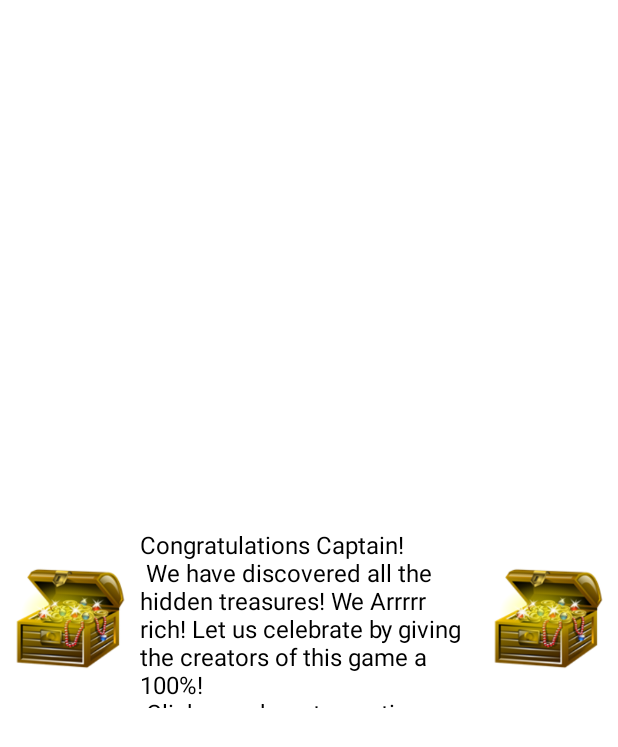
After one commit to shadmanh123/Android_Game_App, an Android app: the layout winning_message.xml on its own in the app's theme, with its tools: preview values and no code run, on a phone screen of 412 x 824 dp. The commit adds this screen. Shown: the top 747 px of the screen. Run offline under Robolectric (Android 15) with nearby library versions, the phone set to English and light mode, and no system bars.

Commit message:
Added congratulations message
Congratulations message appears after all treasures are found.

```diff
--- a/app/src/main/java/ca/cmpt276/as3/UI/DynamicButtons.java
+++ b/app/src/main/java/ca/cmpt276/as3/UI/DynamicButtons.java
@@ -2,6 +2,7 @@ package ca.cmpt276.as3.UI;
 
 import androidx.appcompat.app.AppCompatActivity;
 
+import android.app.Dialog;
 import android.content.Context;
 import android.content.Intent;
 import android.content.res.Resources;
@@ -23,6 +24,7 @@ import ca.cmpt276.as3.model.MineSeeker;
 import ca.cmpt276.as3.model.Singleton;
 
 public class DynamicButtons extends AppCompatActivity {
+    Dialog dialog;
     Handler handler;
     Runnable runnable;
     private Singleton singleton = Singleton.getInstance();
@@ -151,6 +153,21 @@ public class DynamicButtons extends AppCompatActivity {
                             handler.postDelayed(runnable, 1000);
                         }
 
+                        if(FOUND_MINES == NUM_MINES){
+                            dialog = new Dialog(DynamicButtons.this);
+                            dialog.setContentView(R.layout.winning_message);
+                            dialog.getWindow().setWindowAnimations(R.style.AnimationsForDialog);
+                            dialog.show();
+                            handler = new Handler();
+                            runnable = new Runnable() {
+                                @Override
+                                public void run() {
+                                    startActivity(new Intent(DynamicButtons.this,
+                                            MainMenu.class));
+                                }
+                            };
+                            handler.postDelayed(runnable, 3000);
+                        }
                     }
 
                 });
--- a/app/src/main/res/anim/zoom_in.xml
+++ b/app/src/main/res/anim/zoom_in.xml
@@ -4,7 +4,7 @@
         android:duration = "900"
         android:fromYScale="0.2dp"
         android:fromXScale="0.2dp"
-        android:toYScale="130dp"
+        android:toYScale="134dp"
         android:toXScale="422dp"
         android:pivotY="50%"
         android:pivotX="50%"
--- /dev/null
+++ b/app/src/main/res/layout/winning_message.xml
@@ -0,0 +1,46 @@
+<?xml version="1.0" encoding="utf-8"?>
+<androidx.constraintlayout.widget.ConstraintLayout xmlns:android="http://schemas.android.com/apk/res/android"
+    xmlns:app="http://schemas.android.com/apk/res-auto"
+    xmlns:tools="http://schemas.android.com/tools"
+    android:layout_width="match_parent"
+    android:layout_height="match_parent">
+
+    <ImageView
+        android:id="@+id/imageView4"
+        android:layout_width="75dp"
+        android:layout_height="75dp"
+        android:layout_marginStart="8dp"
+        android:layout_marginEnd="8dp"
+        android:background="@android:drawable/screen_background_light_transparent"
+        app:layout_constraintBottom_toBottomOf="@+id/tvWinnningMessage"
+        app:layout_constraintEnd_toStartOf="@+id/tvWinnningMessage"
+        app:layout_constraintStart_toStartOf="parent"
+        app:layout_constraintTop_toTopOf="@+id/tvWinnningMessage"
+        app:srcCompat="@drawable/icon_treasure" />
+
+    <ImageView
+        android:id="@+id/imageView5"
+        android:layout_width="75dp"
+        android:layout_height="75dp"
+        android:layout_marginStart="8dp"
+        android:layout_marginEnd="8dp"
+        android:background="@android:drawable/screen_background_light_transparent"
+        app:layout_constraintBottom_toBottomOf="@+id/tvWinnningMessage"
+        app:layout_constraintEnd_toEndOf="parent"
+        app:layout_constraintStart_toEndOf="@+id/tvWinnningMessage"
+        app:layout_constraintTop_toTopOf="@+id/tvWinnningMessage"
+        app:srcCompat="@drawable/icon_treasure" />
+
+    <TextView
+        android:id="@+id/tvWinnningMessage"
+        android:layout_width="225dp"
+        android:layout_height="120dp"
+        android:background="@android:drawable/screen_background_light_transparent"
+        android:text="@string/WinningMessage"
+        android:textColor="@color/black"
+        android:textSize="16sp"
+        app:layout_constraintBottom_toBottomOf="parent"
+        app:layout_constraintEnd_toEndOf="parent"
+        app:layout_constraintStart_toStartOf="parent"
+        app:layout_constraintTop_toTopOf="parent" />
+</androidx.constraintlayout.widget.ConstraintLayout>
--- a/app/src/main/res/values/strings.xml
+++ b/app/src/main/res/values/strings.xml
@@ -37,5 +37,11 @@
         -skip-button-in-android">Stackoverflow - show splash screen    </a>
         <a href="https://www.youtube.com/watch?v=0s6x3Sn4eYo">Slide Animation   </a>
     </string>
+    <string name="WinningMessage">
+        Congratulations Captain!\n
+        We have discovered all the hidden treasures! We Arrrrr rich! Let us celebrate by giving
+        the creators of this game a 100%!\n
+        Click anywhere to continue.
+    </string>
 
 </resources>
```
